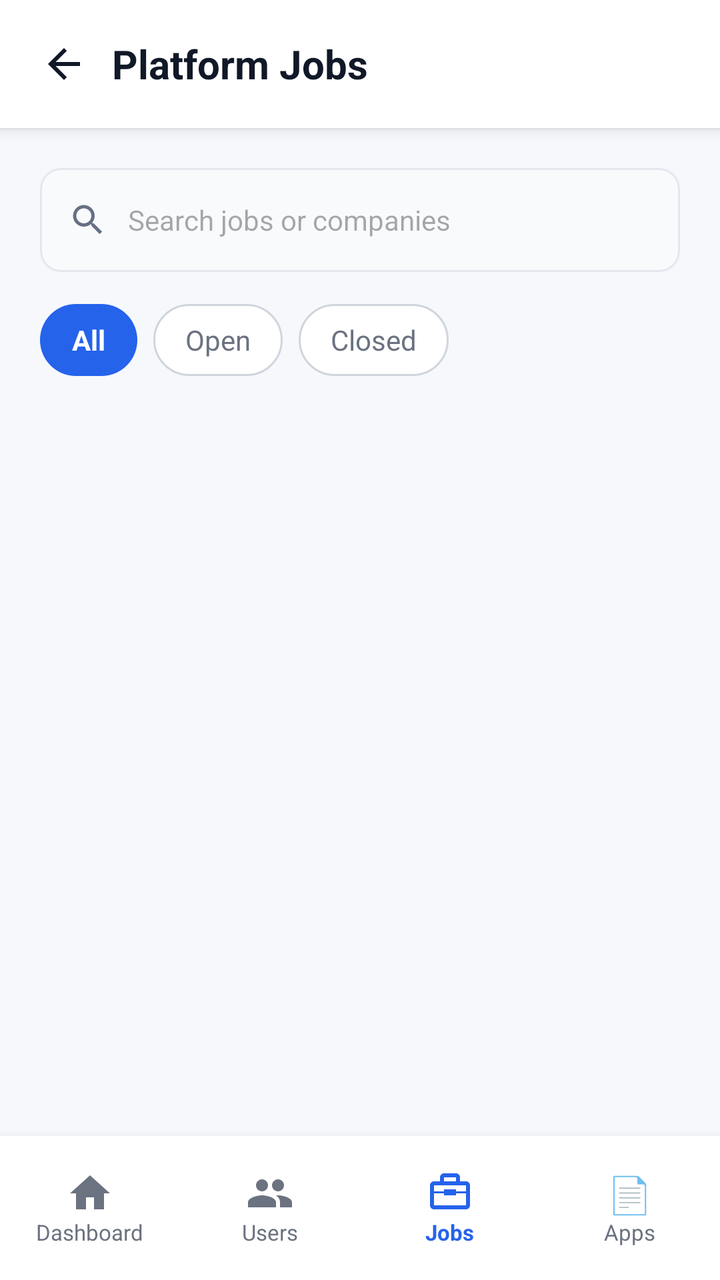
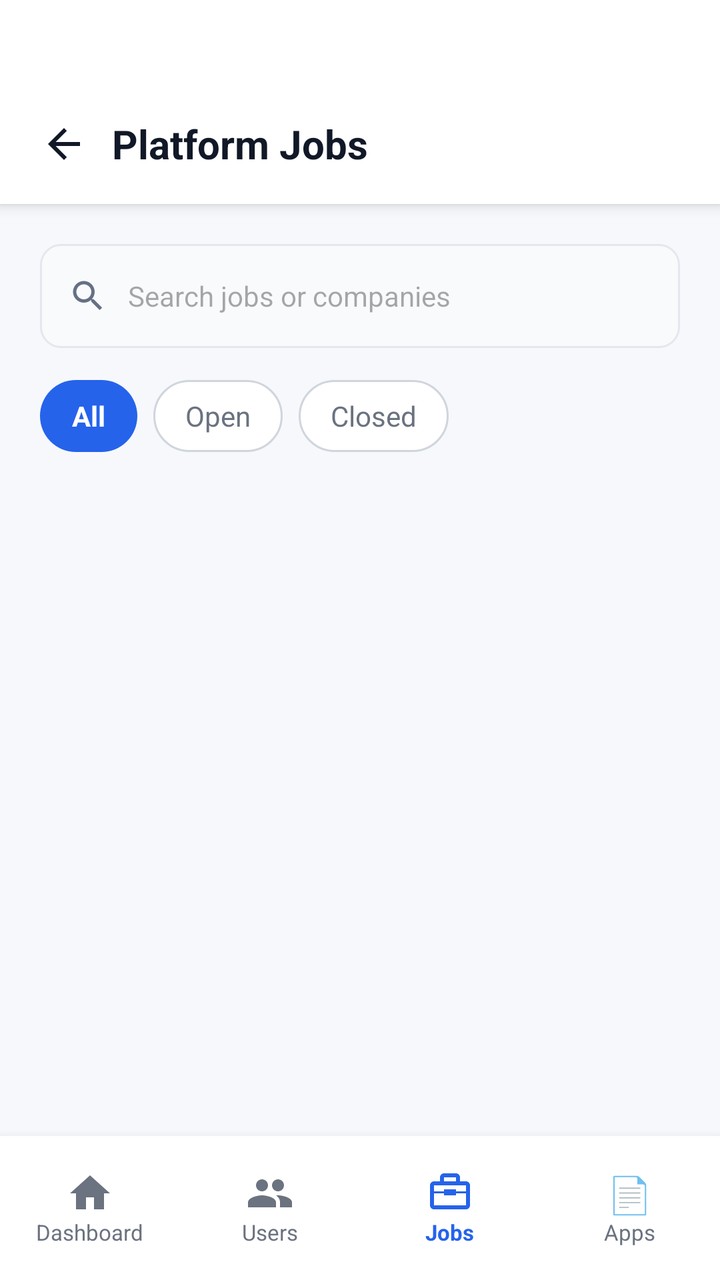

Screens rendered from an Android XML layout before and after an edit, with the pre-edit source and the edit as a unified diff.
<!-- AndroidManifest.xml: application theme Theme.CloudHire -->
<!-- res/layout/activity_admin_jobs.xml -->
<?xml version="1.0" encoding="utf-8"?>
<LinearLayout xmlns:android="http://schemas.android.com/apk/res/android"
    xmlns:app="http://schemas.android.com/apk/res-auto"
    android:layout_width="match_parent"
    android:layout_height="match_parent"
    android:orientation="vertical"
    android:background="@color/dashboard_background">

    
    <LinearLayout
        android:layout_width="match_parent"
        android:layout_height="64dp"
        android:background="@android:color/white"
        android:elevation="4dp"
        android:gravity="center_vertical"
        android:orientation="horizontal"
        android:paddingStart="8dp"
        android:paddingEnd="16dp">

        <ImageButton
            android:id="@+id/btnAdminJobsBack"
            android:layout_width="48dp"
            android:layout_height="48dp"
            android:background="?attr/selectableItemBackgroundBorderless"
            android:contentDescription="Back"
            android:padding="12dp"
            android:src="@drawable/ic_arrow_back"
            app:tint="@color/dashboard_text_primary" />

        <TextView
            android:layout_width="0dp"
            android:layout_height="wrap_content"
            android:layout_weight="1"
            android:text="Platform Jobs"
            android:textColor="@color/dashboard_text_primary"
            android:textSize="20sp"
            android:textStyle="bold" />
    </LinearLayout>

    
    <LinearLayout
        android:layout_width="match_parent"
        android:layout_height="wrap_content"
        android:orientation="vertical"
        android:padding="20dp">

        <LinearLayout
            android:layout_width="match_parent"
            android:layout_height="52dp"
            android:background="@drawable/bg_applicant_search"
            android:gravity="center_vertical"
            android:orientation="horizontal"
            android:paddingStart="14dp"
            android:paddingEnd="14dp">
            <ImageView
                android:layout_width="20dp"
                android:layout_height="20dp"
                android:src="@drawable/ic_search" />
            <EditText
                android:id="@+id/etJobSearch"
                android:layout_width="match_parent"
                android:layout_height="match_parent"
                android:background="@android:color/transparent"
                android:hint="Search jobs or companies"
                android:inputType="text"
                android:paddingStart="10dp"
                android:textSize="14sp" />
        </LinearLayout>

        <HorizontalScrollView
            android:layout_width="match_parent"
            android:layout_height="wrap_content"
            android:layout_marginTop="16dp"
            android:scrollbars="none">
            <LinearLayout
                android:layout_width="wrap_content"
                android:layout_height="wrap_content"
                android:orientation="horizontal">
                <TextView
                    android:id="@+id/filterJobAll"
                    android:layout_width="wrap_content"
                    android:layout_height="36dp"
                    android:background="@drawable/bg_filter_active"
                    android:gravity="center"
                    android:paddingStart="16dp"
                    android:paddingEnd="16dp"
                    android:text="All"
                    android:textColor="@android:color/white"
                    android:textStyle="bold" />
                <TextView
                    android:id="@+id/filterJobOpen"
                    android:layout_width="wrap_content"
                    android:layout_height="36dp"
                    android:layout_marginStart="8dp"
                    android:background="@drawable/bg_filter_inactive"
                    android:gravity="center"
                    android:paddingStart="16dp"
                    android:paddingEnd="16dp"
                    android:text="Open"
                    android:textColor="@color/dashboard_text_secondary" />
                <TextView
                    android:id="@+id/filterJobClosed"
                    android:layout_width="wrap_content"
                    android:layout_height="36dp"
                    android:layout_marginStart="8dp"
                    android:background="@drawable/bg_filter_inactive"
                    android:gravity="center"
                    android:paddingStart="16dp"
                    android:paddingEnd="16dp"
                    android:text="Closed"
                    android:textColor="@color/dashboard_text_secondary" />
            </LinearLayout>
        </HorizontalScrollView>
    </LinearLayout>

    
    <ScrollView
        android:layout_width="match_parent"
        android:layout_height="0dp"
        android:layout_weight="1">
        <LinearLayout
            android:id="@+id/jobListContainer"
            android:layout_width="match_parent"
            android:layout_height="wrap_content"
            android:orientation="vertical"
            android:paddingStart="20dp"
            android:paddingEnd="20dp"
            android:paddingBottom="20dp" />
    </ScrollView>

    
    <LinearLayout
        android:layout_width="match_parent"
        android:layout_height="72dp"
        android:background="@android:color/white"
        android:elevation="8dp"
        android:gravity="center_vertical"
        android:orientation="horizontal">

        <LinearLayout
            android:id="@+id/navAdminHome"
            android:layout_width="0dp"
            android:layout_height="match_parent"
            android:layout_weight="1"
            android:clickable="true"
            android:focusable="true"
            android:gravity="center"
            android:orientation="vertical">
            <ImageView
                android:layout_width="24dp"
                android:layout_height="24dp"
                android:src="@drawable/recruiter_dashboard_home"
                app:tint="@color/dashboard_text_secondary" />
            <TextView
                android:layout_width="wrap_content"
                android:layout_height="wrap_content"
                android:text="Dashboard"
                android:textColor="@color/dashboard_text_secondary"
                android:textSize="11sp" />
        </LinearLayout>

        <LinearLayout
            android:id="@+id/navAdminUsers"
            android:layout_width="0dp"
            android:layout_height="match_parent"
            android:layout_weight="1"
            android:clickable="true"
            android:focusable="true"
            android:gravity="center"
            android:orientation="vertical">
            <ImageView
                android:layout_width="24dp"
                android:layout_height="24dp"
                android:src="@drawable/recruiter_dashboard_people"
                app:tint="@color/dashboard_text_secondary" />
            <TextView
                android:layout_width="wrap_content"
                android:layout_height="wrap_content"
                android:text="Users"
                android:textColor="@color/dashboard_text_secondary"
                android:textSize="11sp" />
        </LinearLayout>

        <LinearLayout
            android:id="@+id/navAdminJobs"
            android:layout_width="0dp"
            android:layout_height="match_parent"
            android:layout_weight="1"
            android:clickable="true"
            android:focusable="true"
            android:gravity="center"
            android:orientation="vertical">
            <ImageView
                android:layout_width="24dp"
                android:layout_height="24dp"
                android:src="@drawable/recruiter_dashboard_briefcase"
                app:tint="@color/dashboard_primary" />
            <TextView
                android:layout_width="wrap_content"
                android:layout_height="wrap_content"
                android:text="Jobs"
                android:textColor="@color/dashboard_primary"
                android:textSize="11sp"
                android:textStyle="bold" />
        </LinearLayout>

        <LinearLayout
            android:id="@+id/navAdminApps"
            android:layout_width="0dp"
            android:layout_height="match_parent"
            android:layout_weight="1"
            android:clickable="true"
            android:focusable="true"
            android:gravity="center"
            android:orientation="vertical">
            <TextView
                android:layout_width="wrap_content"
                android:layout_height="24dp"
                android:text="📄"
                android:textSize="18sp" />
            <TextView
                android:layout_width="wrap_content"
                android:layout_height="wrap_content"
                android:text="Apps"
                android:textColor="@color/dashboard_text_secondary"
                android:textSize="11sp" />
        </LinearLayout>
    </LinearLayout>
</LinearLayout>
<!-- resources referenced by this layout -->
<resources>
  <color name="dashboard_background">#F6F8FC</color>
  <color name="dashboard_primary">#2563EB</color>
  <color name="dashboard_text_primary">#111827</color>
  <color name="dashboard_text_secondary">#6B7280</color>
  <!-- drawable bg_applicant_search (drawable) -->
  <?xml version="1.0" encoding="utf-8"?>
  <shape xmlns:android="http://schemas.android.com/apk/res/android">
  
      <solid android:color="#F8FAFC" />
  
      <corners android:radius="10dp" />
  
      <stroke
          android:width="1dp"
          android:color="#E4E7EC" />
  
  </shape>
  <!-- drawable bg_filter_active (drawable) -->
  <?xml version="1.0" encoding="utf-8"?>
  <shape xmlns:android="http://schemas.android.com/apk/res/android">
  
      <solid android:color="#2563EB" />
  
      <corners android:radius="20dp" />
  
  </shape>
  <!-- drawable bg_filter_inactive (drawable) -->
  <?xml version="1.0" encoding="utf-8"?>
  <shape xmlns:android="http://schemas.android.com/apk/res/android">
  
      <solid android:color="#FFFFFF" />
  
      <corners android:radius="20dp" />
  
      <stroke
          android:width="1dp"
          android:color="#D0D5DD" />
  
  </shape>
  <!-- drawable ic_arrow_back (drawable) -->
  <?xml version="1.0" encoding="utf-8"?>
  <vector
      xmlns:android="http://schemas.android.com/apk/res/android"
      android:width="24dp"
      android:height="24dp"
      android:viewportWidth="24"
      android:viewportHeight="24">
  
      <path
          android:fillColor="#1E3A8A"
          android:pathData="M20,11H7.83l5.59,-5.59L12,4l-8,8 8,8 1.41,-1.41L7.83,13H20v-2z" />
  
  </vector>
  <!-- drawable ic_search (drawable) -->
  <?xml version="1.0" encoding="utf-8"?>
  <vector xmlns:android="http://schemas.android.com/apk/res/android"
      android:width="24dp"
      android:height="24dp"
      android:viewportWidth="24"
      android:viewportHeight="24"
      android:tint="#667085">
      <path
          android:fillColor="@android:color/white"
          android:pathData="M15.5,14h-0.79l-0.28,-0.27C15.41,12.59 16,11.11 16,9.5 16,5.91 13.09,3 9.5,3S3,5.91 3,9.5 5.91,16 9.5,16c1.61,0 3.09,-0.59 4.23,-1.57l0.27,0.28v0.79l5,4.99L20.49,19l-4.99,-5zM9.5,14C7.01,14 5,11.99 5,9.5S7.01,5 9.5,5 14,7.01 14,9.5 11.99,14 9.5,14z" />
  </vector>
  <!-- drawable recruiter_dashboard_briefcase (drawable) -->
  <?xml version="1.0" encoding="utf-8"?>
  <vector xmlns:android="http://schemas.android.com/apk/res/android"
      android:width="24dp"
      android:height="24dp"
      android:viewportWidth="24"
      android:viewportHeight="24">
  
      <path
          android:fillColor="#667085"
          android:pathData="M20,6h-3V4c0,-1.1 -0.9,-2 -2,-2H9c-1.1,0 -2,0.9 -2,2v2H4c-1.1,0 -2,0.9 -2,2v10c0,1.1 0.9,2 2,2h16c1.1,0 2,-0.9 2,-2V8c0,-1.1 -0.9,-2 -2,-2zM9,4h6v2H9V4zM20,18H4v-6h5v1h6v-1h5v6zM9,11H4V8h16v3h-5v-1H9v1z" />
  
  </vector>
  <!-- drawable recruiter_dashboard_home (drawable) -->
  <?xml version="1.0" encoding="utf-8"?>
  <vector xmlns:android="http://schemas.android.com/apk/res/android"
      android:width="24dp"
      android:height="24dp"
      android:viewportWidth="24"
      android:viewportHeight="24">
  
      <path
          android:fillColor="#2563EB"
          android:pathData="M10,20v-6h4v6h5v-8h3L12,3 2,12h3v8z" />
  
  </vector>
  <!-- drawable recruiter_dashboard_people (drawable) -->
  <?xml version="1.0" encoding="utf-8"?>
  <vector xmlns:android="http://schemas.android.com/apk/res/android"
      android:width="24dp"
      android:height="24dp"
      android:viewportWidth="24"
      android:viewportHeight="24">
  
      <path
          android:fillColor="#667085"
          android:pathData="M16,11c1.66,0 2.99,-1.34 2.99,-3S17.66,5 16,5s-3,1.34 -3,3 1.34,3 3,3zM8,11c1.66,0 2.99,-1.34 2.99,-3S9.66,5 8,5 5,6.34 5,8s1.34,3 3,3zM8,13c-2.33,0 -7,1.17 -7,3.5V19h14v-2.5C15,14.17 10.33,13 8,13zM16,13c-0.29,0 -0.62,0.02 -0.97,0.05 1.16,0.84 1.97,1.94 1.97,3.45V19h6v-2.5c0,-2.33 -4.67,-3.5 -7,-3.5z" />
  
  </vector>
  <style name="Theme.CloudHire" parent="Base.Theme.CloudHire" />
  <style name="Base.Theme.CloudHire" parent="Theme.Material3.DayNight.NoActionBar">
          
          
      </style>
</resources>

<!-- the commit's change to res/layout/activity_admin_jobs.xml (unified diff, before → after) -->
@@ -3,18 +3,20 @@
     xmlns:app="http://schemas.android.com/apk/res-auto"
     android:layout_width="match_parent"
     android:layout_height="match_parent"
-    android:orientation="vertical"
-    android:background="@color/dashboard_background">
+    android:background="@color/dashboard_background"
+    android:fitsSystemWindows="true"
+    android:orientation="vertical">
 
     
     <LinearLayout
         android:layout_width="match_parent"
-        android:layout_height="64dp"
+        android:layout_height="102dp"
         android:background="@android:color/white"
         android:elevation="4dp"
         android:gravity="center_vertical"
         android:orientation="horizontal"
         android:paddingStart="8dp"
+        android:paddingTop="42dp"
         android:paddingEnd="16dp">
 
         <ImageButton
